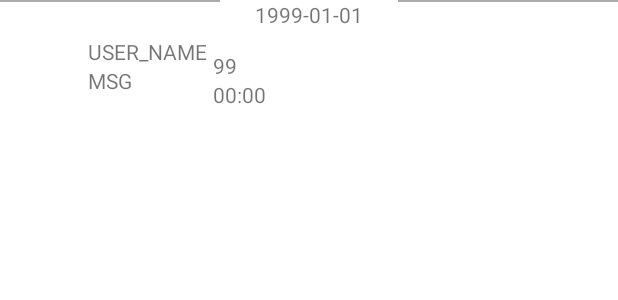
After one commit to tngns1129/RandomChatting, an Android app: the layout item_chat_msg_left.xml on its own in the app's theme, with its tools: preview values and no code run, on a phone screen of 412 x 824 dp. The commit adds this screen. Shown: the top 300 px of the screen. Run offline under Robolectric (Android 15) with nearby library versions, the phone set to English and light mode, and no system bars.

Commit message:
메세지 수신, 메세지 송신 가능

```diff
--- a/app/src/main/java/com/familyset/randomchatting/MainActivity.java
+++ b/app/src/main/java/com/familyset/randomchatting/MainActivity.java
@@ -6,6 +6,9 @@ import androidx.fragment.app.FragmentManager;
 import android.os.Bundle;
 
 import com.familyset.randomchatting.chat.ChatFragment;
+import com.familyset.randomchatting.chat.ChatPresenter;
+import com.familyset.randomchatting.data.message.MessagesRepository;
+import com.familyset.randomchatting.data.message.remote.MessagesRemoteDataSource;
 import com.familyset.randomchatting.matching.MatchingFragment;
 import com.google.android.gms.tasks.OnSuccessListener;
 import com.google.firebase.auth.AuthResult;
@@ -17,6 +20,8 @@ public class MainActivity extends AppCompatActivity {
     private ChatFragment chatFragment;
     private MatchingFragment matchingFragment;
     private FirebaseAuth mAuth;
+
+    private ChatPresenter mChatPresenter;
 
     @Override
     protected void onCreate(Bundle savedInstanceState) {
@@ -41,6 +46,7 @@ public class MainActivity extends AppCompatActivity {
     }
 
     public void showChatFragment(String rid) {
+        mChatPresenter = new ChatPresenter(chatFragment, MessagesRepository.getInstance(MessagesRemoteDataSource.getInstance("randomRooms", "devRoom")));
         fragmentManager.beginTransaction().replace(R.id.main_frame_layout, chatFragment).commit();
     }
 }
--- a/app/src/main/java/com/familyset/randomchatting/data/randomRoom/RandomRoomsRepository.java
+++ b/app/src/main/java/com/familyset/randomchatting/data/randomRoom/RandomRoomsRepository.java
@@ -45,7 +45,7 @@ public class RandomRoomsRepository implements RandomRoomsDataSource {
             public void onSuccess(DocumentSnapshot documentSnapshot) {
                 Map<String, Integer> users = (Map<String, Integer>) documentSnapshot.get("users");
                 users.put(uid, 0);
-                documentSnapshot.getReference().set(users);
+                documentSnapshot.getReference().update("users", users);
                 callBack.onSearchFinished(documentSnapshot.getId());
             }
         });
--- /dev/null
+++ b/app/src/main/java/com/familyset/randomchatting/data/user/UsersDataSource.java
@@ -0,0 +1,4 @@
+package com.familyset.randomchatting.data.user;
+
+public interface UsersDataSource {
+}
--- /dev/null
+++ b/app/src/main/java/com/familyset/randomchatting/data/user/UsersRepository.java
@@ -0,0 +1,4 @@
+package com.familyset.randomchatting.data.user;
+
+public class UsersRepository {
+}
--- /dev/null
+++ b/app/src/main/res/layout/item_chat_msg_left.xml
@@ -0,0 +1,101 @@
+<?xml version="1.0" encoding="utf-8"?>
+<androidx.constraintlayout.widget.ConstraintLayout
+    xmlns:android="http://schemas.android.com/apk/res/android"
+    android:layout_width="match_parent"
+    android:layout_height="wrap_content"
+    xmlns:app="http://schemas.android.com/apk/res-auto">
+
+    <LinearLayout
+        android:layout_width="match_parent"
+        android:layout_height="wrap_content"
+        android:orientation="vertical"
+        app:layout_constraintTop_toTopOf="parent"
+        app:layout_constraintStart_toStartOf="parent"
+        app:layout_constraintEnd_toEndOf="parent"
+        app:layout_constraintBottom_toBottomOf="parent">
+        <LinearLayout
+            android:layout_width="match_parent"
+            android:layout_height="wrap_content"
+            android:orientation="horizontal">
+            <View
+                android:layout_width="100dp"
+                android:layout_height="1dp"
+                android:layout_weight="1"
+                android:background="@android:color/darker_gray"
+                android:visibility="visible">
+            </View>
+            <TextView
+                android:id="@+id/chat_msg_divider_date"
+                android:layout_width="wrap_content"
+                android:layout_height="wrap_content"
+                android:layout_weight="1"
+                android:textAlignment="center"
+                android:text="1999-01-01"
+                android:gravity="center_horizontal" />
+            <View
+                android:layout_width="100dp"
+                android:layout_height="1dp"
+                android:layout_weight="1"
+                android:background="@android:color/darker_gray"
+                android:visibility="visible">
+            </View>
+        </LinearLayout>
+
+        <LinearLayout
+            android:layout_width="match_parent"
+            android:layout_height="wrap_content"
+            android:orientation="horizontal"
+            android:padding="5dp">
+
+            <LinearLayout
+                android:layout_width="wrap_content"
+                android:layout_height="wrap_content"
+                android:orientation="vertical">
+
+                <ImageView
+                    android:id="@+id/chat_msg_image_view_user_photo"
+                    android:layout_width="48dp"
+                    android:layout_height="48dp" />
+            </LinearLayout>
+
+            <LinearLayout
+                android:layout_width="wrap_content"
+                android:layout_height="match_parent"
+                android:orientation="vertical"
+                android:layout_marginLeft="5dp"
+                android:layout_marginRight="3dp">
+                <TextView
+                    android:id="@+id/chat_msg_text_view_user_name"
+                    android:layout_width="wrap_content"
+                    android:layout_height="wrap_content"
+                    android:text="USER_NAME" />
+
+                <TextView
+                    android:id="@+id/chat_msg_text_view_msg"
+                    android:layout_width="wrap_content"
+                    android:layout_height="wrap_content"
+                    android:maxWidth="270dp"
+                    android:text="MSG" />
+            </LinearLayout>
+
+            <LinearLayout
+                android:layout_width="wrap_content"
+                android:layout_height="wrap_content"
+                android:layout_gravity="bottom"
+                android:orientation="vertical">
+
+                <TextView
+                    android:id="@+id/chat_msg_text_view_read_counter"
+                    android:layout_width="wrap_content"
+                    android:layout_height="wrap_content"
+                    android:text="99" />
+
+                <TextView
+                    android:id="@+id/chat_msg_text_view_timestamp"
+                    android:layout_width="wrap_content"
+                    android:layout_height="wrap_content"
+                    android:text="00:00" />
+            </LinearLayout>
+        </LinearLayout>
+    </LinearLayout>
+</androidx.constraintlayout.widget.ConstraintLayout>
```
Also changed, not shown: app/src/main/java/com/familyset/randomchatting/chat/ChatContract.java (+13 -1 lines), app/src/main/java/com/familyset/randomchatting/chat/ChatFragment.java (+133 -2 lines), app/src/main/java/com/familyset/randomchatting/chat/ChatPresenter.java (+72 -2 lines), app/src/main/java/com/familyset/randomchatting/chat/MessagesLoadedType.java (added, +9 -0 lines), app/src/main/java/com/familyset/randomchatting/data/message/Message.java (+58 -0 lines), app/src/main/java/com/familyset/randomchatting/data/message/MessagesDataSource.java (+10 -3 lines), app/src/main/java/com/familyset/randomchatting/data/message/MessagesRepository.java (+55 -1 lines), app/src/main/java/com/familyset/randomchatting/data/message/remote/MessagesRemoteDataSource.java (+54 -3 lines), app/src/main/java/com/familyset/randomchatting/data/user/User.java (added, +27 -0 lines), app/src/main/res/layout/fragment_chat.xml (+10 -8 lines), app/src/main/res/layout/item_chat_msg_right.xml (added, +81 -0 lines).
